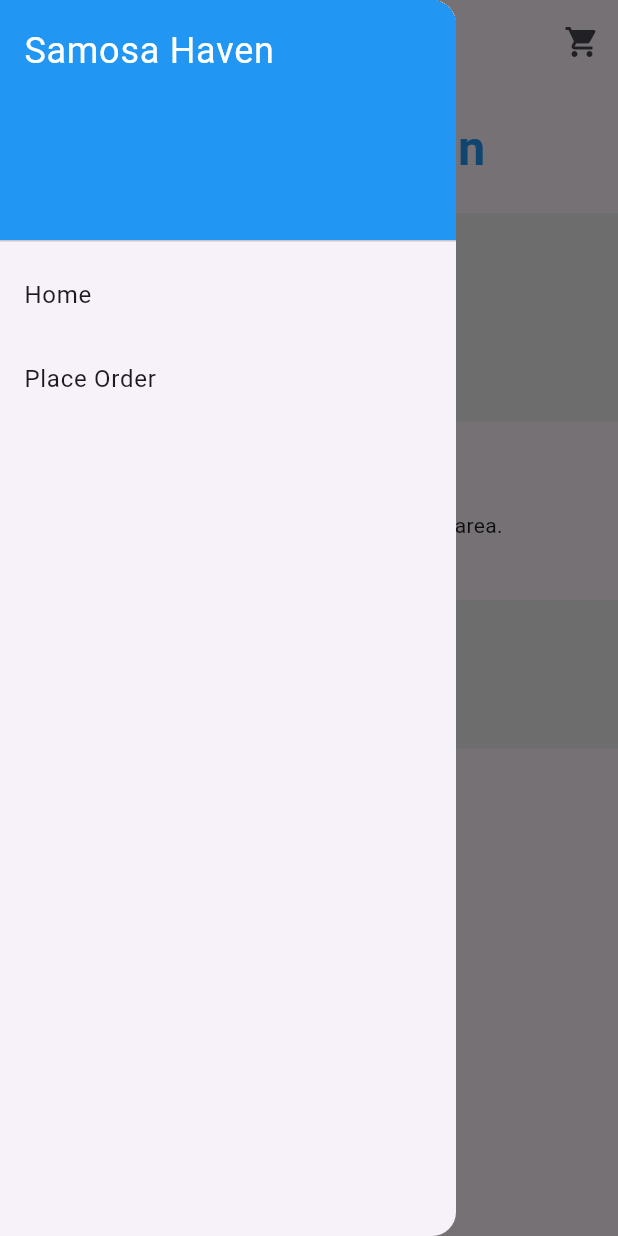
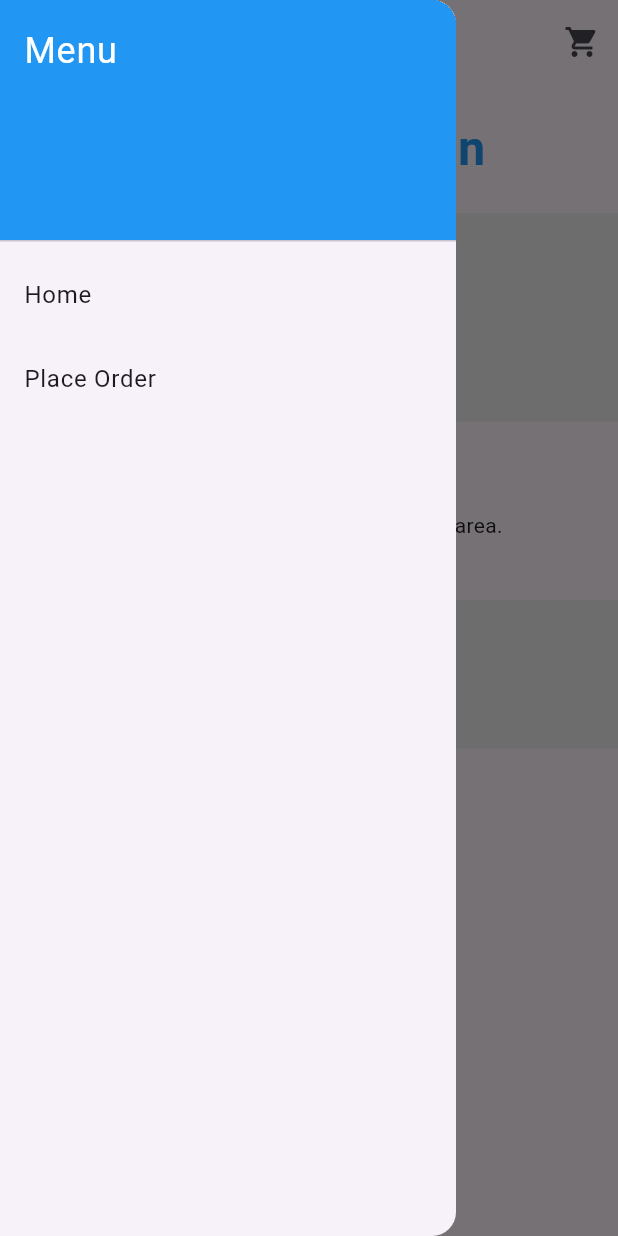
Before and after one commit to marky376/samosahaven, a Flutter app: the screen it shows after launch, with the side drawer open, on a phone screen of 412 x 824 dp. Run offline on Flutter 3.47's test engine with Material 3 defaults, Android fonts, the phone set to English and light mode, and no system bars.

Commit message:
Update main.dart: Change app name to Menu and add navigation to close drawer

```diff
--- a/lib/main.dart
+++ b/lib/main.dart
@@ -43,7 +43,7 @@
                 color: Colors.blue,
               ),
               child: Text(
-                'Samosa Haven',
+                'Menu',
                 style: TextStyle(
                   color: Colors.white,
                   fontSize: 24,
@@ -53,12 +53,13 @@
             ListTile(
               title: Text('Home'),
               onTap: () {
-                // Navigate to home screen
+                Navigator.pop(context); // Close the drawer
               },
             ),
             ListTile(
               title: Text('Place Order'),
               onTap: () {
+                Navigator.pop(context); // Close the drawer
                 Navigator.push(
                   context,
                   MaterialPageRoute(builder: (context) => OrderForm()),
```
